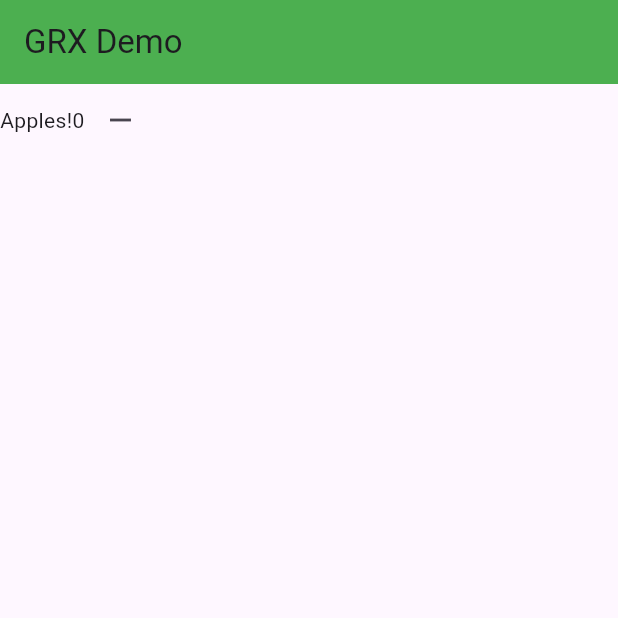
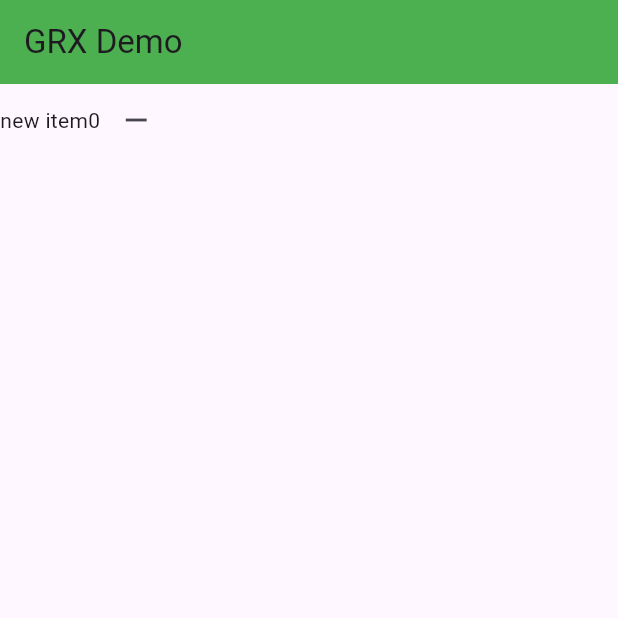
Before and after one commit to gabor6502/GRX-demo, a Flutter app: the screen it shows after launch, after a tap on the "add" icon, on a phone screen of 412 x 824 dp, the top half of it. Run offline on Flutter 3.47's test engine with Material 3 defaults, Android fonts, the phone set to English and light mode, and no system bars; our stand-ins replace flutter_bloc.

Commit message:
new items appear on top, also getting ready for individual item name entry

```diff
--- a/lib/bloc/list/list_bloc.dart
+++ b/lib/bloc/list/list_bloc.dart
@@ -5,7 +5,7 @@ import 'list_state.dart';
 class ListBloc extends Bloc<ListEvent, ListState> {
   ListBloc() : super(ListState([])) {
     on<AddToList>((event, emit) {
-      // add item object
+      // add item object to front
       state.items.add(event.item);
       emit(ListState(state.items));
     });
--- /dev/null
+++ b/lib/item_widget.dart
@@ -0,0 +1 @@
+import 'package:flutter/material.dart';
--- a/lib/list_page.dart
+++ b/lib/list_page.dart
@@ -1,5 +1,6 @@
 import 'package:flutter/material.dart';
 import 'package:flutter_bloc/flutter_bloc.dart';
+import 'package:grx_demo/bloc/item/item_bloc.dart';
 import 'package:grx_demo/bloc/item/item_state.dart';
 import 'package:grx_demo/bloc/list/list_bloc.dart';
 import 'package:grx_demo/bloc/list/list_event.dart';
@@ -15,14 +16,14 @@ class ListPage extends StatelessWidget {
     return Scaffold(
       floatingActionButton: FloatingActionButton(
         onPressed: () {
-          listBloc.add(AddToList(ItemState("Apples!")));
+          listBloc.add(AddToList(ItemState("new item")));
         },
         child: Icon(Icons.add),
       ),
       body: BlocBuilder<ListBloc, ListState>(
         builder: (context, state) {
           return ListView(
-            children: state.items.map((elem) {
+            children: state.items.reversed.map((elem) {
               return Row(
                 children: [
                   Text(elem.name + elem.id.toString()),
@@ -41,3 +42,16 @@ class ListPage extends StatelessWidget {
     );
   }
 }
+
+/*
+return TextField(
+                onSubmitted: (value) {
+
+                },
+                keyboardType: TextInputType.text,
+                decoration: InputDecoration(
+                  border: OutlineInputBorder(),
+                  hintText: 'Enter item name',
+                ),
+              );
+*/
--- a/lib/main.dart
+++ b/lib/main.dart
@@ -1,5 +1,6 @@
 import 'package:flutter/material.dart';
 import 'package:flutter_bloc/flutter_bloc.dart';
+import 'package:grx_demo/bloc/item/item_bloc.dart';
 import 'package:grx_demo/bloc/list/list_bloc.dart';
 import 'package:grx_demo/list_page.dart';
 
@@ -14,7 +15,10 @@ class GrxDemo extends StatelessWidget {
   Widget build(BuildContext context) {
     return MaterialApp(
       home: MultiBlocProvider(
-        providers: [BlocProvider(create: (context) => ListBloc())],
+        providers: [
+          BlocProvider(create: (context) => ListBloc()),
+          BlocProvider(create: (context) => ItemBloc()),
+        ],
         child: Scaffold(
           appBar: AppBar(
             backgroundColor: Colors.green,
```
